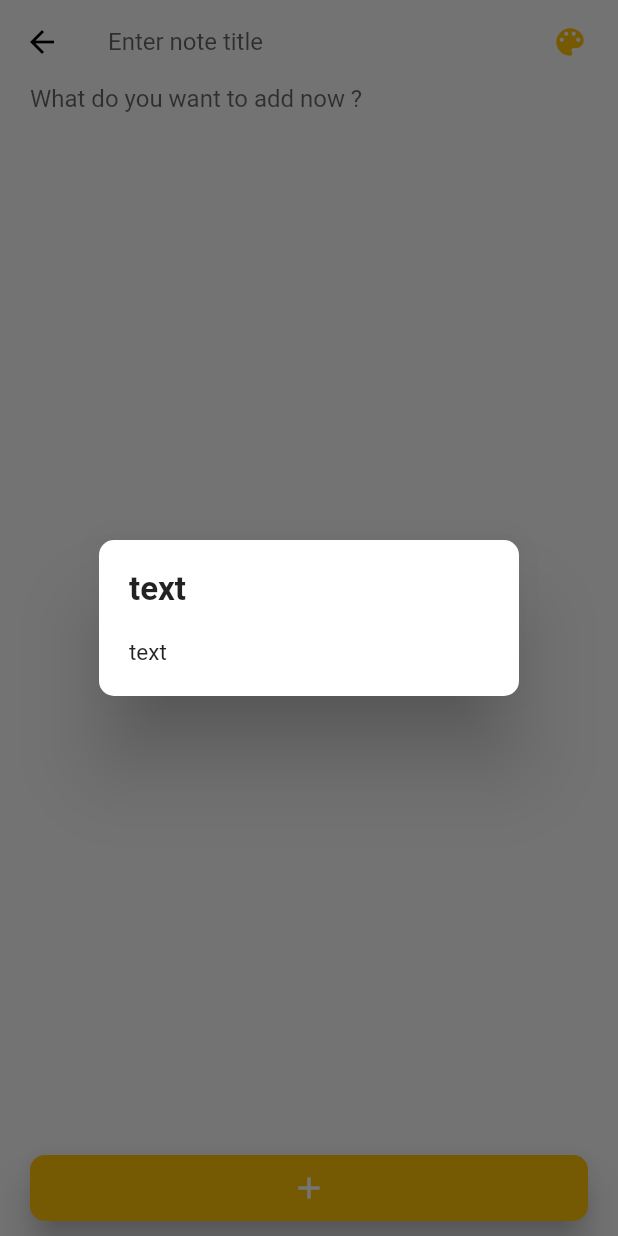
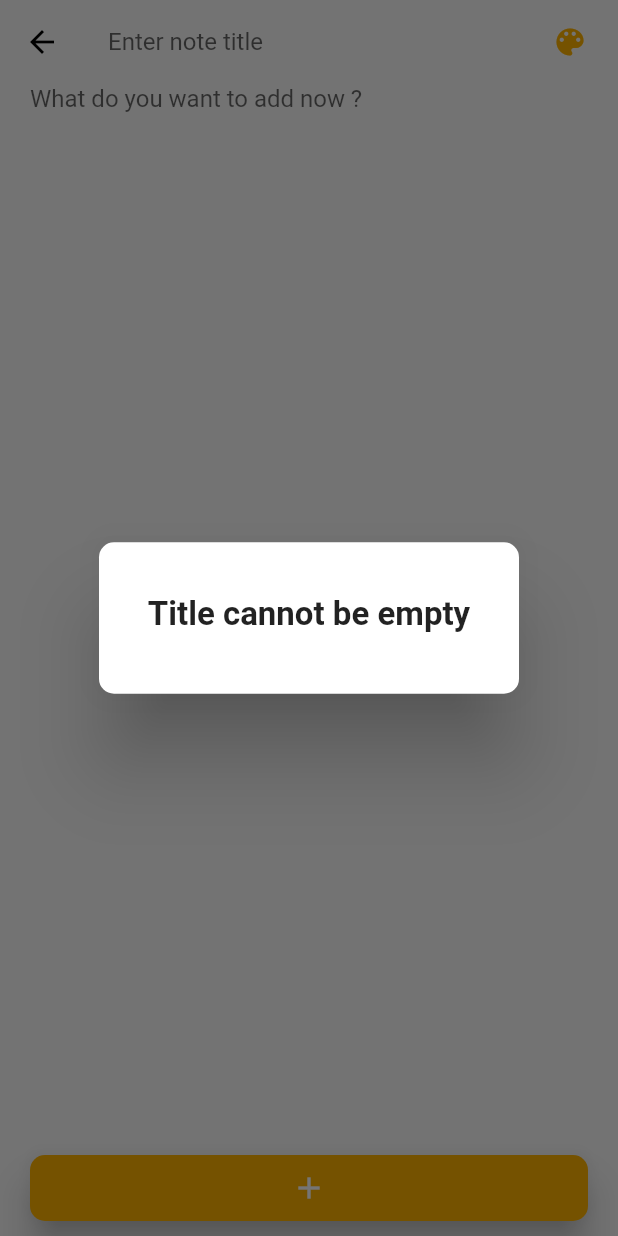
Before and after one commit to egemencelik/express-notebook, a Flutter app: the NewNotePage screen opened directly, after a tap on the "add" icon, on a phone screen of 412 x 824 dp. Run offline on Flutter 3.47's test engine with Material 2 defaults, Android fonts, the phone set to English and light mode, and no system bars; our stand-ins replace moor, moor_flutter; missing offline and left inert: after_init; generated files the repository leaves out were written again.

```diff
--- a/lib/main.dart
+++ b/lib/main.dart
@@ -156,8 +156,8 @@ class _CustomAppBarState extends State<CustomAppBar> {
               shape: RoundedRectangleBorder(
                   borderRadius: BorderRadius.circular(30)),
               child: Container(
-                width: 30,
-                height: 30,
+                width: 25,
+                height: 25,
                 decoration: BoxDecoration(
                   borderRadius: BorderRadius.circular(15),
                   color: getCategoryColor(streamP.index),
@@ -165,7 +165,7 @@ class _CustomAppBarState extends State<CustomAppBar> {
                 child: Icon(
                   Icons.color_lens,
                   color: Colors.white,
-                  size: 18,
+                  size: 15,
                 ),
               ),
               itemBuilder: (context) {
--- a/lib/widgets/newnotepage.dart
+++ b/lib/widgets/newnotepage.dart
@@ -102,13 +102,22 @@ class _NewNotePageState extends State<NewNotePage> {
 
   void _onAddNote() {
     final database = Provider.of<MyDatabase>(context);
-    _showAlertDialog('text', 'text', context);
-    /* database.addNote(NotesCompanion(
-        title: moor.Value(titleController.text),
-        category: moor.Value(category),
-        content: moor.Value(contentController.text),
-        date: moor.Value(DateTime.now())));
-    Navigator.pop(context); */
+
+    if (titleController.text.isEmpty) {
+      _showAlertDialog(
+          "Title cannot be empty", "Title cannot be empty", context);
+    } else if (titleController.text.length > 32) {
+      _showAlertDialog("Title is too long", "Title is too long", context);
+    } else if (contentController.text.isEmpty) {
+      _showAlertDialog("Note cannot be empty", "Note cannot be empty", context);
+    } else {
+      database.addNote(NotesCompanion(
+          title: moor.Value(titleController.text),
+          category: moor.Value(category),
+          content: moor.Value(contentController.text),
+          date: moor.Value(DateTime.now())));
+      Navigator.pop(context);
+    }
   }
 }
 
@@ -119,27 +128,14 @@ _showAlertDialog(String title, String content, context) {
         return SimpleDialog(
           shape:
               RoundedRectangleBorder(borderRadius: BorderRadius.circular(10)),
-          children: <Widget>[
-            Text(
-              content,
-              style: TextStyle(fontSize: 15),
-            ),
-          ],
+          children: <Widget>[],
           title: Text(
             title,
+            textAlign: TextAlign.center,
             style: TextStyle(fontSize: 22, fontWeight: FontWeight.bold),
           ),
-          contentPadding: EdgeInsets.fromLTRB(20, 10, 20, 20),
-          titlePadding: EdgeInsets.fromLTRB(20, 20, 20, 10),
-          /* content: const Text("Are you sure you wish to delete this note?"),
-          actions: <Widget>[
-            FlatButton(
-              onPressed: () {
-                Navigator.of(context).pop();
-              },
-              child: const Text("CANCEL"),
-            ),
-          ], */
+          contentPadding: EdgeInsets.fromLTRB(10, 0, 10, 10),
+          titlePadding: EdgeInsets.fromLTRB(10, 35, 10, 30),
         );
       });
 }
```
Also changed, not shown: lib/widgets/notecard.dart (+57 -11 lines), lib/widgets/notepage.dart (+57 -1 lines).
